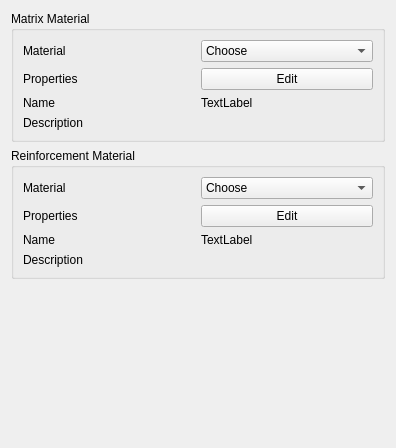
Old version of the form src/Mod/Fem/Gui/Resources/ui/MaterialReinforcement.ui in the repository southseact-3d/fcd.
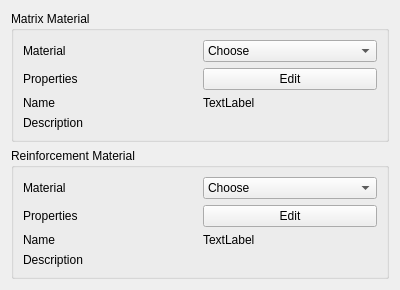
New version of the form.

What changed in the file:
```diff
--- a/src/Mod/Fem/Gui/Resources/ui/MaterialReinforcement.ui
+++ b/src/Mod/Fem/Gui/Resources/ui/MaterialReinforcement.ui
@@ -6,8 +6,8 @@
    <rect>
     <x>0</x>
     <y>0</y>
-    <width>396</width>
-    <height>448</height>
+    <width>400</width>
+    <height>274</height>
    </rect>
   </property>
   <property name="windowTitle">
```
Lines whose indentation alone changed are shown as unchanged.
